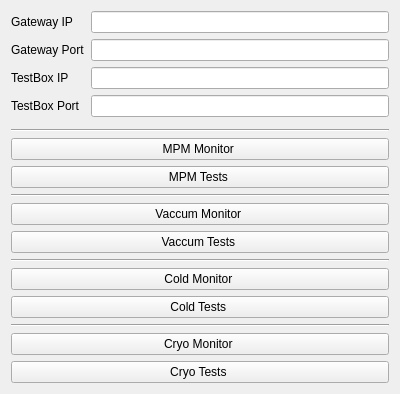
The window that ui/mainMenu.ui (lsst-camera-dh/lsstPLCsTestBox) describes before a commit, drawn with Qt 5.
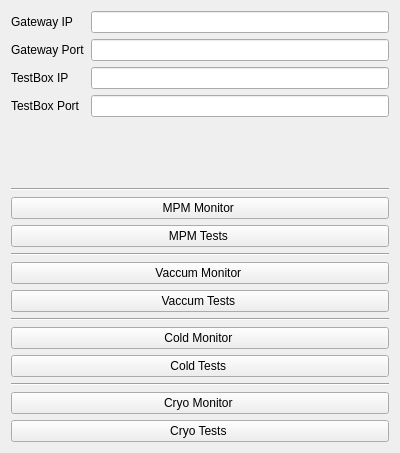
The same window after the commit. Custom widgets are drawn as their Qt base class.

Commit message: Receive paths to pydm launcher and display .py files as arguments in the mainMenu

```diff
--- a/ui/mainMenu.ui
+++ b/ui/mainMenu.ui
@@ -7,7 +7,7 @@
     <x>0</x>
     <y>0</y>
     <width>400</width>
-    <height>394</height>
+    <height>453</height>
    </rect>
   </property>
   <property name="windowTitle">
```
Left out of the diff: 16 changed lines with no effect on the pictures. The commit also changes 1 other file.
